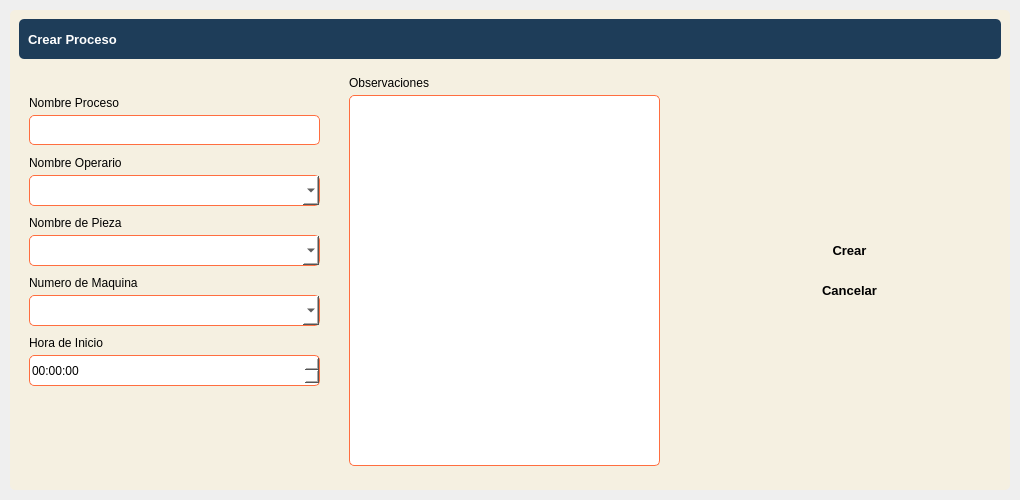
AdrianDali/MonitoreoSide6, file ui_files/add_edit_window.ui: the form before one commit.
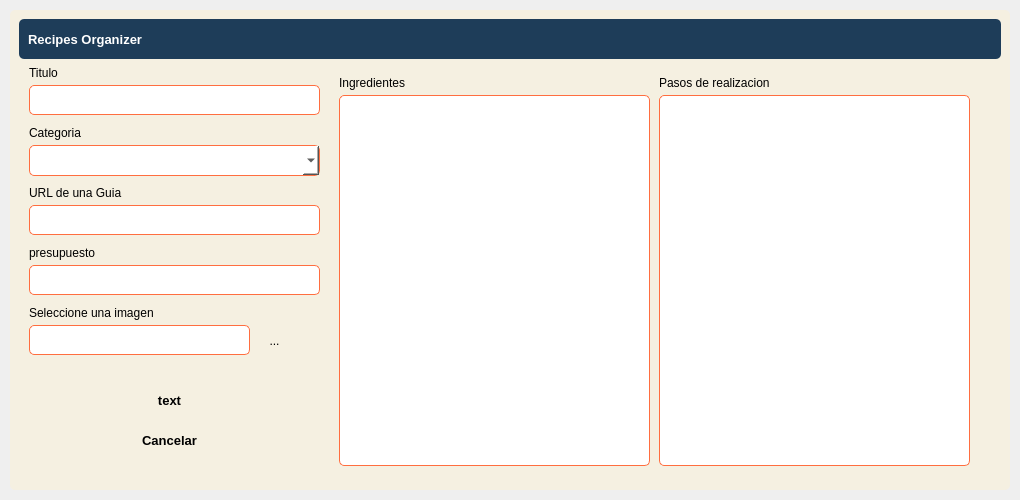
The form after the commit. Icons and pictures are not drawn.

```diff
--- a/ui_files/add_edit_window.ui
+++ b/ui_files/add_edit_window.ui
@@ -116,7 +116,7 @@
                <string notr="true">color: white;</string>
               </property>
               <property name="text">
-               <string>Crear Proceso</string>
+               <string>Recipes Organizer</string>
               </property>
              </widget>
             </item>
@@ -249,20 +249,20 @@
             <property name="geometry">
              <rect>
               <x>10</x>
-              <y>30</y>
-              <width>111</width>
+              <y>0</y>
+              <width>49</width>
               <height>16</height>
              </rect>
             </property>
             <property name="text">
-             <string>Nombre Proceso</string>
+             <string>Titulo</string>
             </property>
            </widget>
            <widget class="QLineEdit" name="nombre_line_edit">
             <property name="geometry">
              <rect>
               <x>10</x>
-              <y>50</y>
+              <y>20</y>
               <width>291</width>
               <height>30</height>
              </rect>
@@ -276,20 +276,20 @@
             <property name="geometry">
              <rect>
               <x>10</x>
-              <y>90</y>
-              <width>101</width>
+              <y>60</y>
+              <width>61</width>
               <height>16</height>
              </rect>
             </property>
             <property name="text">
-             <string>Nombre Operario</string>
+             <string>Categoria</string>
             </property>
            </widget>
            <widget class="QComboBox" name="operario_combo_box">
             <property name="geometry">
              <rect>
               <x>10</x>
-              <y>110</y>
+              <y>80</y>
               <width>291</width>
               <height>31</height>
              </rect>
@@ -299,53 +299,121 @@
 border: 1px solid #ff6e40;</string>
             </property>
             <property name="placeholderText">
-             <string>Selecciones un Operario</string>
+             <string>Selecciones una Categoria</string>
+            </property>
+           </widget>
+           <widget class="QLineEdit" name="url_line_edit">
+            <property name="geometry">
+             <rect>
+              <x>10</x>
+              <y>140</y>
+              <width>291</width>
+              <height>30</height>
+             </rect>
+            </property>
+            <property name="styleSheet">
+             <string notr="true">background-color: white;
+border: 1px solid #ff6e40;</string>
             </property>
            </widget>
            <widget class="QLabel" name="label_3">
             <property name="geometry">
              <rect>
               <x>10</x>
-              <y>150</y>
+              <y>120</y>
               <width>101</width>
               <height>16</height>
              </rect>
             </property>
             <property name="text">
-             <string>Nombre de Pieza</string>
+             <string>URL de una Guia</string>
+            </property>
+           </widget>
+           <widget class="QLineEdit" name="budget_line_edit">
+            <property name="geometry">
+             <rect>
+              <x>10</x>
+              <y>200</y>
+              <width>291</width>
+              <height>30</height>
+             </rect>
+            </property>
+            <property name="styleSheet">
+             <string notr="true">background-color: white;
+border: 1px solid #ff6e40;</string>
             </property>
            </widget>
            <widget class="QLabel" name="label_4">
             <property name="geometry">
              <rect>
               <x>10</x>
-              <y>210</y>
-              <width>121</width>
+              <y>180</y>
+              <width>81</width>
               <height>16</height>
              </rect>
             </property>
             <property name="text">
-             <string>Numero de Maquina</string>
+             <string>presupuesto</string>
+            </property>
+           </widget>
+           <widget class="QLineEdit" name="image_path_line_edit">
+            <property name="geometry">
+             <rect>
+              <x>10</x>
+              <y>260</y>
+              <width>221</width>
+              <height>30</height>
+             </rect>
+            </property>
+            <property name="styleSheet">
+             <string notr="true">background-color: white;
+border: 1px solid #ff6e40;</string>
             </property>
            </widget>
            <widget class="QLabel" name="label_5">
             <property name="geometry">
              <rect>
               <x>10</x>
-              <y>270</y>
+              <y>240</y>
               <width>131</width>
               <height>16</height>
              </rect>
             </property>
             <property name="text">
-             <string>Hora de Inicio</string>
+             <string>Seleccione una imagen</string>
+            </property>
+           </widget>
+           <widget class="QToolButton" name="select_img_button">
+            <property name="geometry">
+             <rect>
+              <x>240</x>
+              <y>260</y>
+              <width>31</width>
+              <height>31</height>
+             </rect>
+            </property>
+            <property name="styleSheet">
+             <string notr="true">QToolButton::hover {background-color : #ff6e40}</string>
+            </property>
+            <property name="text">
+             <string>...</string>
+            </property>
+            <property name="icon">
+             <iconset>
+              <normaloff>../assets/icons/open-file.png</normaloff>../assets/icons/open-file.png</iconset>
+            </property>
+            <property name="iconSize">
+             <size>
+              <width>50</width>
+              <height>50</height>
+             </size>
             </property>
            </widget>
            <widget class="QPushButton" name="add_edit_button">
             <property name="geometry">
              <rect>
-              <x>730</x>
-              <y>170</y>
+              <x>50</x>
+              <y>320</y>
               <width>201</width>
               <height>30</height>
              </rect>
@@ -364,7 +432,7 @@
 QPushButton::hover {background-color : #ffc13b};</string>
             </property>
             <property name="text">
-             <string>Crear</string>
+             <string>text</string>
             </property>
             <property name="icon">
              <iconset>
@@ -380,8 +448,8 @@
            <widget class="QPushButton" name="cancel_button">
             <property name="geometry">
              <rect>
-              <x>730</x>
-              <y>210</y>
+              <x>50</x>
+              <y>360</y>
               <width>201</width>
               <height>30</height>
              </rect>
@@ -416,20 +484,20 @@
            <widget class="QLabel" name="label_6">
             <property name="geometry">
              <rect>
-              <x>330</x>
+              <x>320</x>
               <y>10</y>
               <width>111</width>
               <height>16</height>
              </rect>
             </property>
             <property name="text">
-             <string>Observaciones</string>
+             <string>Ingredientes</string>
             </property>
            </widget>
            <widget class="QPlainTextEdit" name="observaciones_text_edit">
             <property name="geometry">
              <rect>
-              <x>330</x>
+              <x>320</x>
               <y>30</y>
               <width>311</width>
               <height>371</height>
@@ -440,51 +508,30 @@
 border: 1px solid #ff6e40;</string>
             </property>
            </widget>
-           <widget class="QComboBox" name="pieza_combo_box_2">
+           <widget class="QLabel" name="label_7">
             <property name="geometry">
              <rect>
-              <x>10</x>
-              <y>170</y>
-              <width>291</width>
-              <height>31</height>
+              <x>640</x>
+              <y>10</y>
+              <width>111</width>
+              <height>16</height>
              </rect>
             </property>
-            <property name="styleSheet">
-             <string notr="true">background-color: white;
-border: 1px solid #ff6e40;</string>
+            <property name="text">
+             <string>Pasos de realizacion</string>
             </property>
-            <property name="placeholderText">
-             <string>Selecciones una Pieza</string>
-            </property>
            </widget>
-           <widget class="QComboBox" name="maquina_combo_box_3">
+           <widget class="QPlainTextEdit" name="directions_text_edit">
             <property name="geometry">
              <rect>
-              <x>10</x>
-              <y>230</y>
-              <width>291</width>
-              <height>31</height>
+              <x>640</x>
+              <y>30</y>
+              <width>311</width>
+              <height>371</height>
              </rect>
             </property>
             <property name="styleSheet">
-             <string notr="true">background-color: white;
-border: 1px solid #ff6e40;</string>
-            </property>
-            <property name="placeholderText">
-             <string>Selecciones una Maquina</string>
-            </property>
-           </widget>
-           <widget class="QTimeEdit" name="inicio_timeEdit">
-            <property name="geometry">
-             <rect>
-              <x>10</x>
-              <y>290</y>
-              <width>291</width>
-              <height>31</height>
-             </rect>
-            </property>
-            <property name="styleSheet">
-             <string notr="true">background-color: white;
+             <string notr="true">background-color: rgb(255, 255, 255);
 border: 1px solid #ff6e40;</string>
             </property>
            </widget>
```
Left out of the diff: 18 changed lines with no effect on the pictures.
